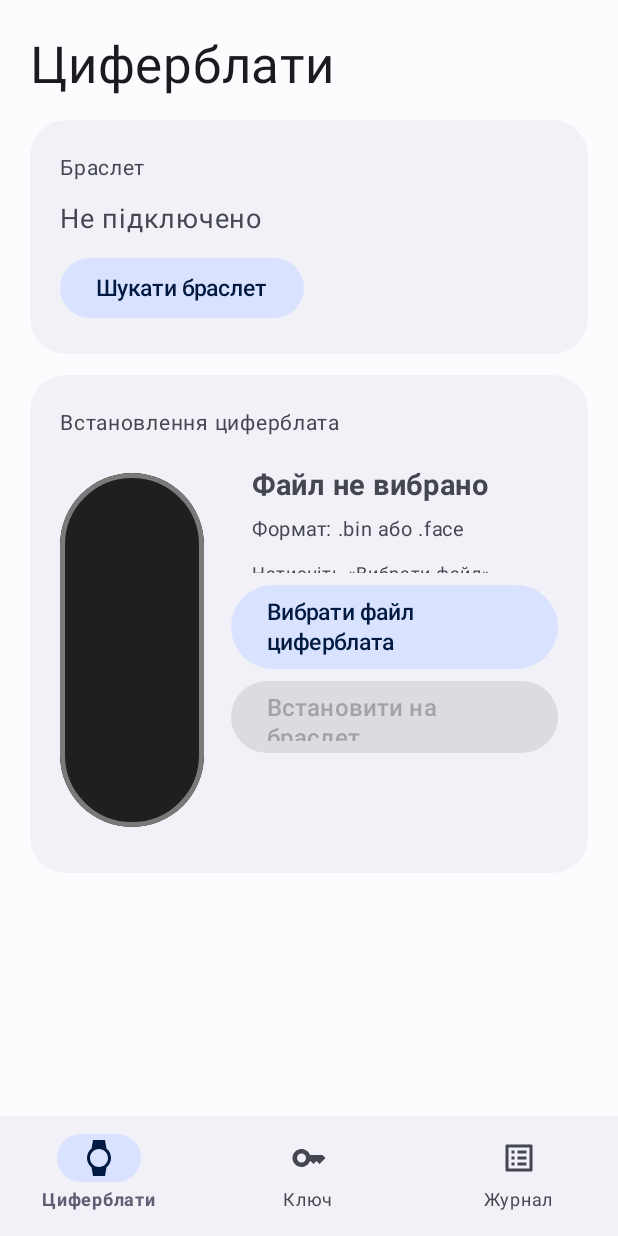
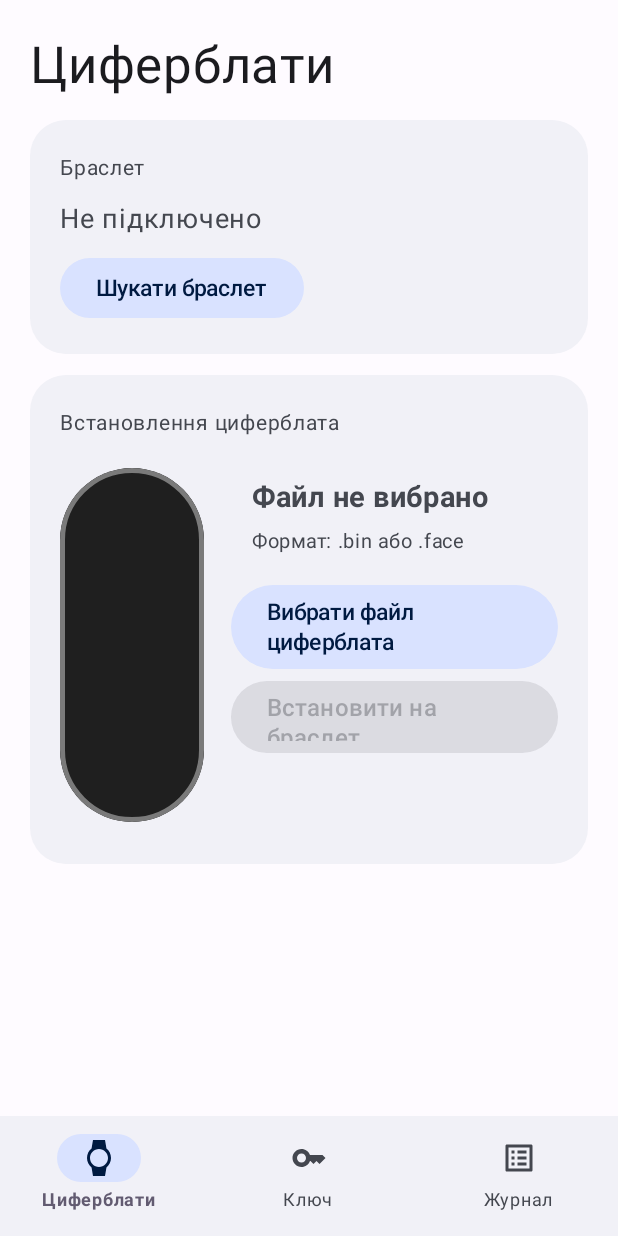
Before and after one commit to hunt2121/iosmiface, an Android app built with Jetpack Compose: the screen it shows after launch (MainActivity), on a phone screen of 412 x 824 dp. Run offline under Robolectric (Android 15) with nearby library versions, the phone set to English and light mode, and no system bars.

Commit message:
Android: єдині відступи між екранами, блок точно по центру капсули
Co-Authored-By: Claude Sonnet 5.5 <noreply@anthropic.com>
Claude-Session: https://claude.ai/code/session_01WysSwiNnPXkBgFifEqasra

```diff
--- a/android/app/src/main/kotlin/com/bandface/app/MainActivity.kt
+++ b/android/app/src/main/kotlin/com/bandface/app/MainActivity.kt
@@ -88,6 +88,17 @@ private val DarkScheme = darkColorScheme(
 )
 private val Green = Color(0xFF1B7A3E)
 
+/** Єдині відступи для всіх екранів. */
+private object Dim {
+    val screenH = 20.dp      // поля екрана зліва й справа
+    val titleTop = 24.dp     // над заголовком екрана
+    val titleBottom = 16.dp  // між заголовком і першою карткою
+    val cardGap = 14.dp      // між картками
+    val cardPad = 20.dp      // всередині картки
+    val innerGap = 10.dp     // між елементами всередині картки
+    val bottom = 16.dp       // під останньою карткою
+}
+
 class MainActivity : ComponentActivity() {
     private val vm: MainViewModel by viewModels()
 
@@ -119,10 +130,10 @@ fun App(vm: MainViewModel) {
                 }
             },
         ) { pad ->
-            Column(Modifier.padding(pad).fillMaxSize().statusBarsPadding().padding(horizontal = 20.dp)) {
+            Column(Modifier.padding(pad).fillMaxSize().statusBarsPadding().padding(horizontal = Dim.screenH)) {
                 Text(
                     stringResource(listOf(R.string.tab_faces, R.string.tab_key, R.string.tab_log)[tab]),
-                    fontSize = 34.sp, modifier = Modifier.padding(top = 24.dp, bottom = 16.dp),
+                    fontSize = 34.sp, modifier = Modifier.padding(top = Dim.titleTop, bottom = Dim.titleBottom),
                 )
                 when (tab) {
                     0 -> FacesTab(vm)
@@ -137,7 +148,7 @@ fun App(vm: MainViewModel) {
 @Composable
 private fun SectionCard(title: String, content: @Composable () -> Unit) {
     Surface(Modifier.fillMaxWidth(), shape = RoundedCornerShape(24.dp), color = MaterialTheme.colorScheme.surfaceVariant) {
-        Column(Modifier.padding(20.dp), verticalArrangement = Arrangement.spacedBy(10.dp)) {
+        Column(Modifier.padding(Dim.cardPad), verticalArrangement = Arrangement.spacedBy(Dim.innerGap)) {
             if (title.isNotEmpty()) Text(title, fontSize = 14.sp, color = MaterialTheme.colorScheme.onSurfaceVariant)
             content()
         }
@@ -172,7 +183,7 @@ fun FacesTab(vm: MainViewModel) {
         if (uri != null) vm.pickFace(uri)
     }
 
-    Column(Modifier.fillMaxSize().verticalScroll(rememberScrollState()), verticalArrangement = Arrangement.spacedBy(14.dp)) {
+    Column(Modifier.fillMaxSize().verticalScroll(rememberScrollState()), verticalArrangement = Arrangement.spacedBy(Dim.cardGap)) {
         SectionCard(stringResource(R.string.band_card)) {
             val name = vm.connectedName
             if (name != null) {
@@ -214,7 +225,7 @@ fun FacesTab(vm: MainViewModel) {
                     if (bmp != null) Image(bmp.asImageBitmap(), null, Modifier.fillMaxSize(), contentScale = ContentScale.Crop)
                 }
                 Column(Modifier.weight(1f), verticalArrangement = Arrangement.spacedBy(8.dp)) {
-                    Column(Modifier.fillMaxWidth().height(70.dp).padding(horizontal = 14.dp), verticalArrangement = Arrangement.spacedBy(5.dp)) {
+                    Column(Modifier.fillMaxWidth().height(62.dp).padding(horizontal = 14.dp), verticalArrangement = Arrangement.spacedBy(5.dp)) {
                         Text(vm.faceName ?: stringResource(R.string.no_face), fontSize = 19.sp, fontWeight = FontWeight.Bold, maxLines = 1)
                         Text(if (vm.face != null) vm.faceInfo else stringResource(R.string.format_hint), fontSize = 13.sp, color = MaterialTheme.colorScheme.onSurfaceVariant, maxLines = 1)
                         Text(if (vm.face != null) (vm.fileName ?: " ") else stringResource(R.string.pick_hint), fontSize = 12.sp, color = MaterialTheme.colorScheme.onSurfaceVariant, maxLines = 1)
@@ -223,7 +234,7 @@ fun FacesTab(vm: MainViewModel) {
                         picker.launch(arrayOf("*/*"))
                     }
                     Primary(stringResource(R.string.install_band), enabled = !vm.busy && vm.face != null, modifier = Modifier.fillMaxWidth()) { vm.install() }
-                    Box(Modifier.fillMaxWidth().height(44.dp).padding(horizontal = 14.dp).padding(top = 8.dp), contentAlignment = Alignment.TopStart) {
+                    Box(Modifier.fillMaxWidth().height(30.dp).padding(horizontal = 14.dp), contentAlignment = Alignment.TopStart) {
                         val p = vm.progress
                         if (p != null) {
                             Column(verticalArrangement = Arrangement.spacedBy(4.dp)) {
@@ -238,7 +249,7 @@ fun FacesTab(vm: MainViewModel) {
                 }
             }
         }
-        Spacer(Modifier.height(8.dp))
+        Spacer(Modifier.height(Dim.bottom - Dim.cardGap))
     }
 }
 
@@ -253,7 +264,7 @@ fun KeyTab(vm: MainViewModel) {
     }
     if (text != vm.keyText && vm.keyText.isNotEmpty()) text = vm.keyText
 
-    Column(Modifier.fillMaxSize().verticalScroll(rememberScrollState()), verticalArrangement = Arrangement.spacedBy(14.dp)) {
+    Column(Modifier.fillMaxSize().verticalScroll(rememberScrollState()), verticalArrangement = Arrangement.spacedBy(Dim.cardGap)) {
         SectionCard(stringResource(R.string.key_title)) {
             OutlinedTextField(
                 text, { text = it; vm.saveKey(it) }, Modifier.fillMaxWidth(),
@@ -274,7 +285,7 @@ fun KeyTab(vm: MainViewModel) {
 
 @Composable
 fun LogTab(vm: MainViewModel) {
-    Column(Modifier.fillMaxSize(), verticalArrangement = Arrangement.spacedBy(14.dp)) {
+    Column(Modifier.fillMaxSize(), verticalArrangement = Arrangement.spacedBy(Dim.cardGap)) {
         SectionCard(stringResource(R.string.activity)) {
             Row(verticalAlignment = Alignment.CenterVertically) {
                 Text(stringResource(R.string.dev_mode), Modifier.weight(1f), fontSize = 17.sp)
```
